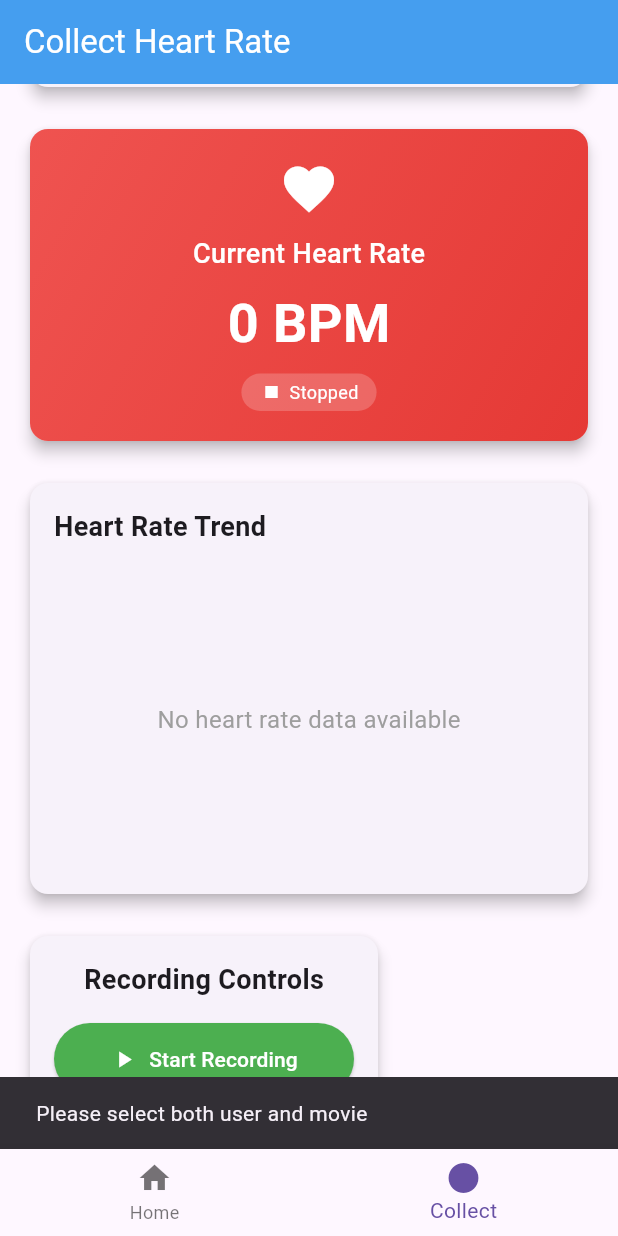
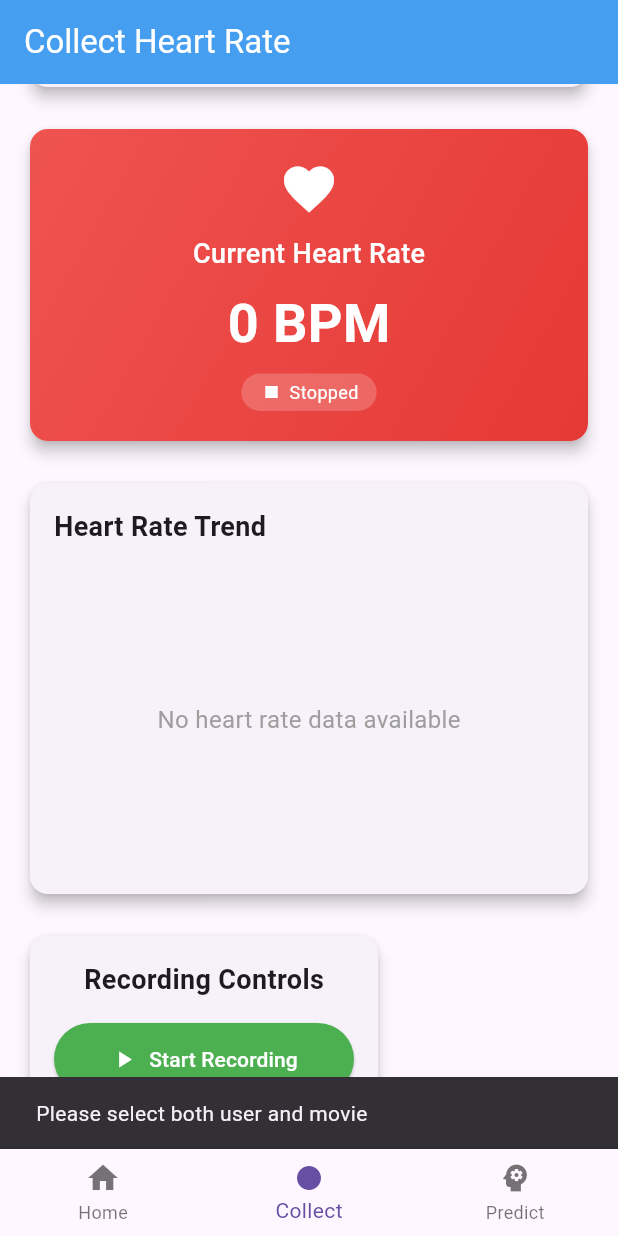
Before and after one commit to gideonfrans22/heart_rate_sample, a Flutter app: the screen it shows after launch, item 2 of the bottom bar chosen, scrolled down 434 dp, after a tap on "Start Recording", on a phone screen of 412 x 824 dp. Run offline on Flutter 3.47's test engine with Material 3 defaults, Android fonts, the phone set to English and light mode, and no system bars; our stand-ins replace cloud_firestore, firebase_core, fl_chart; missing offline and left inert: mqtt_client; accounts and stored records are empty; generated files the repository leaves out were written again.

Commit message:
mbti prediction page

```diff
--- a/lib/main.dart
+++ b/lib/main.dart
@@ -1,10 +1,9 @@
 import 'package:flutter/material.dart';
 import 'package:firebase_core/firebase_core.dart';
 import 'package:hear_rate_sample_collector/pages/collect_page.dart';
-import 'package:mqtt_client/mqtt_client.dart';
-import 'package:mqtt_client/mqtt_server_client.dart';
+import 'package:hear_rate_sample_collector/pages/predict_page.dart';
 import 'services/mqtt_service.dart';
-import 'services/firebase_service.dart';
+import 'services/ml_service.dart';
 import 'firebase_options.dart';
 import 'pages/home_page.dart';
 
@@ -16,6 +15,9 @@ void main() async {
 
   // Initialize MQTT service
   await MqttService.instance.initialize();
+
+  // Initialize ML service
+  // await MLService.instance.initialize();
 
   runApp(const MainApp());
 }
@@ -48,14 +50,21 @@ class _MainScreenState extends State<MainScreen> {
     return Scaffold(
       body: IndexedStack(
         index: _selectedIndex,
-        children: const [HomePage(), CollectPage()],
+        children: const [HomePage(), CollectPage(), PredictPage()],
       ),
       bottomNavigationBar: BottomNavigationBar(
         currentIndex: _selectedIndex,
         onTap: (index) => setState(() => _selectedIndex = index),
         items: const [
           BottomNavigationBarItem(icon: Icon(Icons.home), label: 'Home'),
-          BottomNavigationBarItem(icon: Icon(Icons.circle), label: 'Collect'),
+          BottomNavigationBarItem(
+            icon: Icon(Icons.fiber_manual_record),
+            label: 'Collect',
+          ),
+          BottomNavigationBarItem(
+            icon: Icon(Icons.psychology),
+            label: 'Predict',
+          ),
         ],
       ),
     );
--- /dev/null
+++ b/lib/pages/predict_page.dart
@@ -0,0 +1,579 @@
+import 'package:flutter/material.dart';
+import 'package:fl_chart/fl_chart.dart';
+import 'package:intl/intl.dart';
+import '../services/mqtt_service.dart';
+import '../services/ml_service.dart';
+
+class PredictPage extends StatefulWidget {
+  const PredictPage({super.key});
+
+  @override
+  State<PredictPage> createState() => _PredictPageState();
+}
+
+class _PredictPageState extends State<PredictPage> {
+  // Heart rate data
+  double _currentHeartRate = 0.0;
+  List<FlSpot> _heartRateData = [];
+  List<double> _rawHeartRateData = [];
+  int _dataPointCounter = 0;
+  bool _isRecording = false;
+  DateTime? _recordingStartTime;
+
+  // Prediction results
+  Map<String, dynamic>? _predictionResult;
+  bool _isPredicting = false;
+  bool _showResults = false;
+
+  @override
+  void initState() {
+    super.initState();
+    _setupHeartRateListener();
+    _initializeML();
+  }
+
+  Future<void> _initializeML() async {
+    await MLService.instance.initialize();
+  }
+
+  void _setupHeartRateListener() {
+    MqttService.instance.heartRateStream.listen((heartRate) {
+      if (mounted) {
+        setState(() {
+          _currentHeartRate = heartRate;
+
+          // Add to chart data
+          _heartRateData.add(FlSpot(_dataPointCounter.toDouble(), heartRate));
+          _dataPointCounter++;
+
+          // If recording, add to raw data
+          if (_isRecording) {
+            _rawHeartRateData.add(heartRate);
+          }
+
+          // Keep only last 50 data points for chart
+          if (_heartRateData.length > 50) {
+            _heartRateData.removeAt(0);
+            for (int i = 0; i < _heartRateData.length; i++) {
+              _heartRateData[i] = FlSpot(i.toDouble(), _heartRateData[i].y);
+            }
+            _dataPointCounter = _heartRateData.length;
+          }
+        });
+      }
+    });
+  }
+
+  void _toggleRecording() async {
+    if (!_isRecording) {
+      // Start recording
+      setState(() {
+        _isRecording = true;
+        _recordingStartTime = DateTime.now();
+        _rawHeartRateData.clear();
+        _showResults = false;
+        _predictionResult = null;
+      });
+    } else {
+      // Stop recording and predict
+      setState(() {
+        _isRecording = false;
+        _isPredicting = true;
+      });
+
+      if (_rawHeartRateData.length >= 10) {
+        // Make prediction
+        final result = await MLService.instance.predictMBTI(_rawHeartRateData);
+
+        setState(() {
+          _predictionResult = result;
+          _isPredicting = false;
+          _showResults = true;
+        });
+      } else {
+        setState(() {
+          _isPredicting = false;
+        });
+
+        ScaffoldMessenger.of(context).showSnackBar(
+          const SnackBar(
+            content: Text('Not enough data. Record for at least 10 seconds.'),
+          ),
+        );
+      }
+    }
+  }
+
+  void _resetPrediction() {
+    setState(() {
+      _rawHeartRateData.clear();
+      _predictionResult = null;
+      _showResults = false;
+      _recordingStartTime = null;
+    });
+  }
+
+  @override
+  Widget build(BuildContext context) {
+    return Scaffold(
+      appBar: AppBar(
+        title: const Text('MBTI Prediction'),
+        backgroundColor: Colors.purple.shade400,
+        foregroundColor: Colors.white,
+      ),
+      body: SingleChildScrollView(
+        padding: const EdgeInsets.all(16.0),
+        child: Column(
+          crossAxisAlignment: CrossAxisAlignment.start,
+          children: [
+            _buildInstructionCard(),
+            const SizedBox(height: 20),
+            _buildCurrentHeartRateCard(),
+            const SizedBox(height: 20),
+            _buildHeartRateChart(),
+            const SizedBox(height: 20),
+            _buildRecordingControls(),
+            if (_showResults) ...[
+              const SizedBox(height: 20),
+              _buildPredictionResults(),
+            ],
+          ],
+        ),
+      ),
+    );
+  }
+
+  Widget _buildInstructionCard() {
+    return Card(
+      elevation: 4,
+      child: Padding(
+        padding: const EdgeInsets.all(16),
+        child: Column(
+          crossAxisAlignment: CrossAxisAlignment.start,
+          children: [
+            Row(
+              children: [
+                Icon(Icons.info_outline, color: Colors.purple.shade400),
+                const SizedBox(width: 8),
+                const Text(
+                  'How it works',
+                  style: TextStyle(fontSize: 18, fontWeight: FontWeight.bold),
+                ),
+              ],
+            ),
+            const SizedBox(height: 12),
+            const Text(
+              '1. Watch a heart-moving video\n'
+              '2. Start recording your heart rate\n'
+              '3. Let your emotions flow naturally\n'
+              '4. Stop recording after at least 30 seconds\n'
+              '5. Get your MBTI prediction (T or F)',
+              style: TextStyle(fontSize: 14, height: 1.5),
+            ),
+          ],
+        ),
+      ),
+    );
+  }
+
+  Widget _buildCurrentHeartRateCard() {
+    return Card(
+      elevation: 4,
+      child: Container(
+        width: double.infinity,
+        padding: const EdgeInsets.all(20),
+        decoration: BoxDecoration(
+          borderRadius: BorderRadius.circular(12),
+          gradient: LinearGradient(
+            colors: [Colors.purple.shade400, Colors.purple.shade600],
+            begin: Alignment.topLeft,
+            end: Alignment.bottomRight,
+          ),
+        ),
+        child: Column(
+          children: [
+            const Icon(Icons.favorite, color: Colors.white, size: 40),
+            const SizedBox(height: 10),
+            const Text(
+              'Current Heart Rate',
+              style: TextStyle(
+                color: Colors.white,
+                fontSize: 18,
+                fontWeight: FontWeight.w500,
+              ),
+            ),
+            const SizedBox(height: 8),
+            Text(
+              '${_currentHeartRate.toInt()} BPM',
+              style: const TextStyle(
+                color: Colors.white,
+                fontSize: 36,
+                fontWeight: FontWeight.bold,
+              ),
+            ),
+            const SizedBox(height: 8),
+            Container(
+              padding: const EdgeInsets.symmetric(horizontal: 12, vertical: 4),
+              decoration: BoxDecoration(
+                color: Colors.white.withOpacity(0.2),
+                borderRadius: BorderRadius.circular(20),
+              ),
+              child: Row(
+                mainAxisSize: MainAxisSize.min,
+                children: [
+                  Icon(
+                    _isRecording ? Icons.fiber_manual_record : Icons.stop,
+                    color: Colors.white,
+                    size: 16,
+                  ),
+                  const SizedBox(width: 4),
+                  Text(
+                    _isRecording
+                        ? 'Recording (${_rawHeartRateData.length} points)'
+                        : 'Stopped',
+                    style: const TextStyle(color: Colors.white, fontSize: 12),
+                  ),
+                ],
+              ),
+            ),
+          ],
+        ),
+      ),
+    );
+  }
+
+  Widget _buildHeartRateChart() {
+    return Card(
+      elevation: 4,
+      child: Padding(
+        padding: const EdgeInsets.all(16),
+        child: Column(
+          crossAxisAlignment: CrossAxisAlignment.start,
+          children: [
+            const Text(
+              'Heart Rate Trend',
+              style: TextStyle(fontSize: 18, fontWeight: FontWeight.bold),
+            ),
+            const SizedBox(height: 16),
+            SizedBox(
+              height: 200,
+              child: _heartRateData.isEmpty
+                  ? const Center(
+                      child: Text(
+                        'No heart rate data available',
+                        style: TextStyle(color: Colors.grey, fontSize: 16),
+                      ),
+                    )
+                  : LineChart(
+                      LineChartData(
+                        gridData: FlGridData(
+                          show: true,
+                          drawVerticalLine: true,
+                          horizontalInterval: 20,
+                          verticalInterval: _heartRateData.length > 10
+                              ? _heartRateData.length / 5
+                              : 2,
+                          getDrawingHorizontalLine: (value) {
+                            return FlLine(
+                              color: Colors.grey.withOpacity(0.3),
+                              strokeWidth: 1,
+                            );
+                          },
+                          getDrawingVerticalLine: (value) {
+                            return FlLine(
+                              color: Colors.grey.withOpacity(0.3),
+                              strokeWidth: 1,
+                            );
+                          },
+                        ),
+                        titlesData: FlTitlesData(
+                          show: true,
+                          rightTitles: const AxisTitles(
+                            sideTitles: SideTitles(showTitles: false),
+                          ),
+                          topTitles: const AxisTitles(
+                            sideTitles: SideTitles(showTitles: false),
+                          ),
+                          bottomTitles: AxisTitles(
+                            sideTitles: SideTitles(
+                              showTitles: true,
+                              reservedSize: 30,
+                              interval: _heartRateData.length > 10
+                                  ? _heartRateData.length / 5
+                                  : 2,
+                              getTitlesWidget: (value, meta) {
+                                return const Text('');
+                              },
+                            ),
+                          ),
+                          leftTitles: AxisTitles(
+                            sideTitles: SideTitles(
+                              showTitles: true,
+                              interval: 20,
+                              getTitlesWidget: (value, meta) {
+                                return Text(
+                                  value.toInt().toString(),
+                                  style: const TextStyle(
+                                    color: Colors.grey,
+                                    fontWeight: FontWeight.bold,
+                                    fontSize: 12,
+                                  ),
+                                );
+                              },
+                              reservedSize: 42,
+                            ),
+                          ),
+                        ),
+                        borderData: FlBorderData(
+                          show: true,
+                          border: Border.all(
+                            color: Colors.grey.withOpacity(0.3),
+                            width: 1,
+                          ),
+                        ),
+                        minX: 0,
+                        maxX: _heartRateData.isNotEmpty
+                            ? (_heartRateData.length - 1).toDouble()
+                            : 1,
+                        minY: 40,
+                        maxY: 200,
+                        lineBarsData: [
+                          LineChartBarData(
+                            spots: _heartRateData,
+                            gradient: LinearGradient(
+                              colors: [
+                                Colors.purple.shade400,
+                                Colors.purple.shade600,
+                              ],
+                            ),
+                            barWidth: 3,
+                            isStrokeCapRound: true,
+                            dotData: const FlDotData(show: false),
+                            belowBarData: BarAreaData(
+                              show: true,
+                              gradient: LinearGradient(
+                                colors: [
+                                  Colors.purple.shade400.withOpacity(0.3),
+                                  Colors.purple.shade600.withOpacity(0.1),
+                                ],
+                                begin: Alignment.topCenter,
+                                end: Alignment.bottomCenter,
+                              ),
+                            ),
+                          ),
+                        ],
+                      ),
+                    ),
+            ),
+          ],
+        ),
+      ),
+    );
+  }
+
+  Widget _buildRecordingControls() {
+    return Card(
+      elevation: 4,
+      child: Padding(
+        padding: const EdgeInsets.all(16),
+        child: Column(
+          children: [
+            const Text(
+              'Recording Controls',
+              style: TextStyle(fontSize: 18, fontWeight: FontWeight.bold),
+            ),
+            const SizedBox(height: 16),
+            if (_isRecording && _recordingStartTime != null)
+              Padding(
+                padding: const EdgeInsets.only(bottom: 16),
+                child: Text(
+                  'Recording since: ${DateFormat('HH:mm:ss').format(_recordingStartTime!)}',
+                  style: TextStyle(
+                    color: Colors.purple.shade600,
+                    fontWeight: FontWeight.w500,
+                  ),
+                ),
+              ),
+            Row(
+              mainAxisAlignment: MainAxisAlignment.center,
+              children: [
+                ElevatedButton.icon(
+                  onPressed: _isPredicting ? null : _toggleRecording,
+                  icon: Icon(_isRecording ? Icons.stop : Icons.play_arrow),
+                  label: Text(
+                    _isRecording ? 'Stop & Predict' : 'Start Recording',
+                  ),
+                  style: ElevatedButton.styleFrom(
+                    backgroundColor: _isRecording ? Colors.red : Colors.green,
+                    foregroundColor: Colors.white,
+                    padding: const EdgeInsets.symmetric(
+                      horizontal: 24,
+                      vertical: 12,
+                    ),
+                    minimumSize: const Size(180, 48),
+                  ),
+                ),
+                if (_showResults) ...[
+                  const SizedBox(width: 12),
+                  ElevatedButton.icon(
+                    onPressed: _resetPrediction,
+                    icon: const Icon(Icons.refresh),
+                    label: const Text('Reset'),
+                    style: ElevatedButton.styleFrom(
+                      backgroundColor: Colors.grey,
+                      foregroundColor: Colors.white,
+                      padding: const EdgeInsets.symmetric(
+                        horizontal: 24,
+                        vertical: 12,
+                      ),
+                    ),
+                  ),
+                ],
+              ],
+            ),
+            if (_isPredicting)
+              const Padding(
+                padding: EdgeInsets.only(top: 16),
+                child: CircularProgressIndicator(),
+              ),
+            if (_rawHeartRateData.isNotEmpty && !_showResults)
+              Padding(
+                padding: const EdgeInsets.only(top: 8),
+                child: Text(
+                  'Recorded ${_rawHeartRateData.length} data points',
+                  style: TextStyle(color: Colors.grey.shade600),
+                ),
+              ),
+          ],
+        ),
+      ),
+    );
+  }
+
+  Widget _buildPredictionResults() {
+    if (_predictionResult == null) return const SizedBox.shrink();
+
+    final prediction = _predictionResult!['prediction'] as String;
+    final confidence = _predictionResult!['confidence'] as double;
+    final details = _predictionResult!['details'] as Map<String, dynamic>;
+
+    return Card(
+      elevation: 4,
+      child: Container(
+        width: double.infinity,
+        padding: const EdgeInsets.all(20),
+        decoration: BoxDecoration(
+          borderRadius: BorderRadius.circular(12),
+          gradient: LinearGradient(
+            colors: [
+              prediction == 'T' ? Colors.blue.shade400 : Colors.pink.shade400,
+              prediction == 'T' ? Colors.blue.shade600 : Colors.pink.shade600,
+            ],
+            begin: Alignment.topLeft,
+            end: Alignment.bottomRight,
+          ),
+        ),
+        child: Column(
+          children: [
+            const Icon(Icons.psychology, color: Colors.white, size: 50),
+            const SizedBox(height: 16),
+            const Text(
+              'Your MBTI Prediction',
+              style: TextStyle(
+                color: Colors.white,
+                fontSize: 20,
+                fontWeight: FontWeight.w500,
+              ),
+            ),
+            const SizedBox(height: 8),
+            Text(
+              prediction == 'T' ? 'Thinking (T)' : 'Feeling (F)',
+              style: const TextStyle(
+                color: Colors.white,
+                fontSize: 36,
+                fontWeight: FontWeight.bold,
+              ),
+            ),
+            const SizedBox(height: 8),
+            Text(
+              'Confidence: ${(confidence * 100).toStringAsFixed(1)}%',
+              style: const TextStyle(color: Colors.white, fontSize: 16),
+            ),
+            const SizedBox(height: 24),
+            Container(
+              padding: const EdgeInsets.all(16),
+              decoration: BoxDecoration(
+                color: Colors.white.withOpacity(0.2),
+                borderRadius: BorderRadius.circular(12),
+              ),
+              child: Column(
+                children: [
+                  _buildScoreBar(
+                    'Thinking',
+                    details['thinking_score'],
+                    Colors.blue,
+                  ),
+                  const SizedBox(height: 12),
+                  _buildScoreBar(
+                    'Feeling',
+                    details['feeling_score'],
+                    Colors.pink,
+                  ),
+                ],
+              ),
+            ),
+            const SizedBox(height: 16),
+            Text(
+              prediction == 'T'
+                  ? 'You tend to make decisions based on logic and objective analysis.'
+                  : 'You tend to make decisions based on personal values and emotions.',
+              style: const TextStyle(
+                color: Colors.white,
+                fontSize: 14,
+                fontStyle: FontStyle.italic,
+              ),
+              textAlign: TextAlign.center,
+            ),
+          ],
+        ),
+      ),
+    );
+  }
+
+  Widget _buildScoreBar(String label, double score, Color color) {
+    return Column(
+      crossAxisAlignment: CrossAxisAlignment.start,
+      children: [
+        Row(
+          mainAxisAlignment: MainAxisAlignment.spaceBetween,
+          children: [
+            Text(
+              label,
+              style: const TextStyle(
+                color: Colors.white,
+                fontWeight: FontWeight.w500,
+              ),
+            ),
+            Text(
+              '${(score * 100).toStringAsFixed(1)}%',
+              style: const TextStyle(
+                color: Colors.white,
+                fontWeight: FontWeight.bold,
+              ),
+            ),
+          ],
+        ),
+        const SizedBox(height: 4),
+        ClipRRect(
+          borderRadius: BorderRadius.circular(8),
+          child: LinearProgressIndicator(
+            value: score,
+            backgroundColor: Colors.white.withOpacity(0.3),
+            valueColor: AlwaysStoppedAnimation<Color>(color),
+            minHeight: 8,
+          ),
+        ),
+      ],
+    );
+  }
+}
--- a/pubspec.yaml
+++ b/pubspec.yaml
@@ -1,6 +1,6 @@
 name: hear_rate_sample_collector
 description: "A new Flutter project."
-publish_to: 'none'
+publish_to: "none"
 version: 0.1.0
 
 environment:
```
Also changed, not shown: lib/services/ml_service.dart (added, +116 -0 lines).
